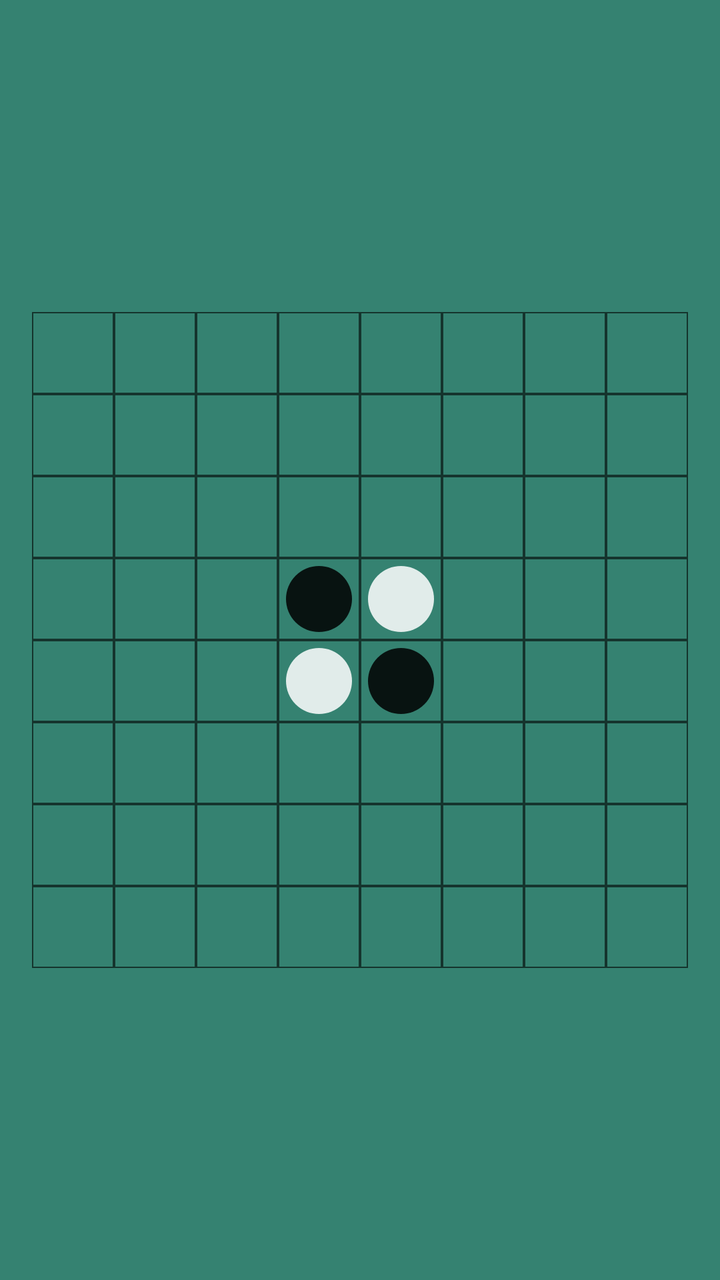
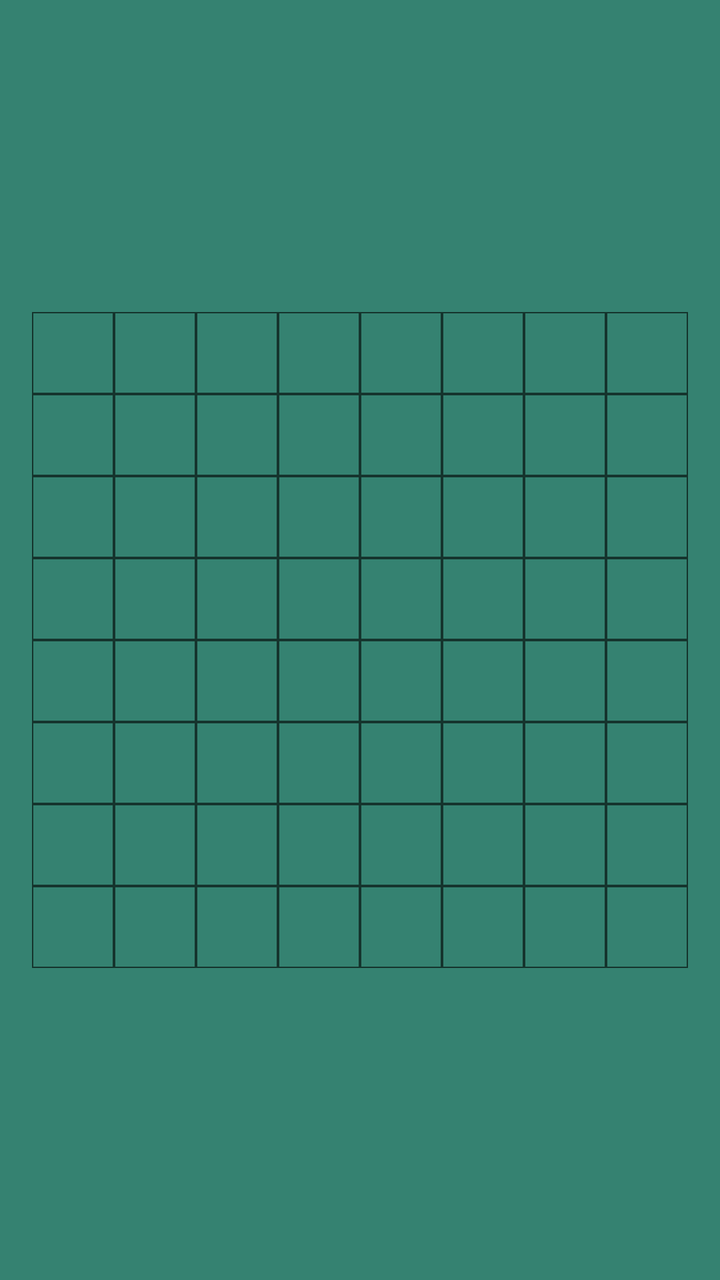

Before-and-after screenshots of an Android layout around one commit, followed by the original layout XML and the change that was made.
<!-- AndroidManifest.xml: activity theme AppTheme -->
<!-- res/layout/activity_game.xml -->
<?xml version="1.0" encoding="utf-8"?>
<androidx.constraintlayout.widget.ConstraintLayout
        xmlns:android="http://schemas.android.com/apk/res/android"
        xmlns:app="http://schemas.android.com/apk/res-auto" xmlns:tools="http://schemas.android.com/tools"
        android:layout_width="match_parent"
        android:layout_height="match_parent"
        tools:context=".UserInterface.GameActivity" android:id="@+id/rootLayout" android:background="@color/colorPrimary"
        style="@style/AppTheme"
        android:orientation="vertical">


    <LinearLayout android:orientation="vertical"
                  android:layout_width="0dp"
                  android:layout_height="0dp" app:layout_constraintTop_toTopOf="parent" android:layout_marginTop="32dp"
                  android:layout_marginEnd="16dp" app:layout_constraintEnd_toEndOf="parent"
                  app:layout_constraintStart_toStartOf="parent" android:layout_marginStart="16dp"
                  app:layout_constraintBottom_toBottomOf="parent" android:layout_marginBottom="32dp"
                  app:layout_constraintDimensionRatio="H,1:1">


        <LinearLayout android:orientation="horizontal"
                      android:layout_width="fill_parent"
                      android:layout_height="0dp"
                      android:layout_weight="1">
            <ImageView android:id="@+id/square_81"
                       android:layout_weight="1"
                       android:layout_width="0dp"
                       android:layout_height="fill_parent"
                       android:background="@drawable/customborder"
                       android:padding="4dp" tools:ignore="NestedWeights"/>
            <ImageView android:id="@+id/square_82"
                       android:layout_weight="1"
                       android:layout_width="0dp"
                       android:layout_height="fill_parent"
                       android:background="@drawable/customborder"
                       android:padding="4dp"/>
            <ImageView android:id="@+id/square_83"
                       android:layout_weight="1"
                       android:layout_width="0dp"
                       android:layout_height="fill_parent"
                       android:background="@drawable/customborder"
                       android:padding="4dp"/>
            <ImageView android:id="@+id/square_84"
                       android:layout_weight="1"
                       android:layout_width="0dp"
                       android:layout_height="fill_parent"
                       android:background="@drawable/customborder"
                       android:padding="4dp"/>
            <ImageView android:id="@+id/square_85"
                       android:layout_weight="1"
                       android:layout_width="0dp"
                       android:layout_height="fill_parent"
                       android:background="@drawable/customborder"
                       android:padding="4dp"/>
            <ImageView android:id="@+id/square_86"
                       android:layout_weight="1"
                       android:layout_width="0dp"
                       android:layout_height="fill_parent"
                       android:background="@drawable/customborder"
                       android:padding="4dp"/>
            <ImageView android:id="@+id/square_87"
                       android:layout_weight="1"
                       android:layout_width="0dp"
                       android:layout_height="fill_parent"
                       android:background="@drawable/customborder"
                       android:padding="4dp"/>
            <ImageView android:id="@+id/square_88"
                       android:layout_weight="1"
                       android:layout_width="0dp"
                       android:layout_height="fill_parent"
                       android:background="@drawable/customborder"
                       android:padding="4dp"/>

        </LinearLayout>

        <LinearLayout android:orientation="horizontal"
                      android:layout_width="fill_parent"
                      android:layout_height="0dp"
                      android:layout_weight="1">
            <ImageView android:id="@+id/square_71"
                       android:layout_weight="1"
                       android:layout_width="0dp"
                       android:layout_height="fill_parent"
                       android:background="@drawable/customborder"
                       android:padding="4dp" tools:ignore="NestedWeights"/>
            <ImageView android:id="@+id/square_72"
                       android:layout_weight="1"
                       android:layout_width="0dp"
                       android:layout_height="fill_parent"
                       android:background="@drawable/customborder"
                       android:padding="4dp"/>
            <ImageView android:id="@+id/square_73"
                       android:layout_weight="1"
                       android:layout_width="0dp"
                       android:layout_height="fill_parent"
                       android:background="@drawable/customborder"
                       android:padding="4dp"/>
            <ImageView android:id="@+id/square_74"
                       android:layout_weight="1"
                       android:layout_width="0dp"
                       android:layout_height="fill_parent"
                       android:background="@drawable/customborder"
                       android:padding="4dp"/>
            <ImageView android:id="@+id/square_75"
                       android:layout_weight="1"
                       android:layout_width="0dp"
                       android:layout_height="fill_parent"
                       android:background="@drawable/customborder"
                       android:padding="4dp"/>
            <ImageView android:id="@+id/square_76"
                       android:layout_weight="1"
                       android:layout_width="0dp"
                       android:layout_height="fill_parent"
                       android:background="@drawable/customborder"
                       android:padding="4dp"/>
            <ImageView android:id="@+id/square_77"
                       android:layout_weight="1"
                       android:layout_width="0dp"
                       android:layout_height="fill_parent"
                       android:background="@drawable/customborder"
                       android:padding="4dp"/>
            <ImageView android:id="@+id/square_78"
                       android:layout_weight="1"
                       android:layout_width="0dp"
                       android:layout_height="fill_parent"
                       android:background="@drawable/customborder"
                       android:padding="4dp"/>

        </LinearLayout>

        <LinearLayout android:orientation="horizontal"
                      android:layout_width="fill_parent"
                      android:layout_height="0dp"
                      android:layout_weight="1">
            <ImageView android:id="@+id/square_61"
                       android:layout_weight="1"
                       android:layout_width="0dp"
                       android:layout_height="fill_parent"
                       android:background="@drawable/customborder"
                       android:padding="4dp" tools:ignore="NestedWeights"/>
            <ImageView android:id="@+id/square_62"
                       android:layout_weight="1"
                       android:layout_width="0dp"
                       android:layout_height="fill_parent"
                       android:background="@drawable/customborder"
                       android:padding="4dp"/>
            <ImageView android:id="@+id/square_63"
                       android:layout_weight="1"
                       android:layout_width="0dp"
                       android:layout_height="fill_parent"
                       android:background="@drawable/customborder"
                       android:padding="4dp"/>
            <ImageView android:id="@+id/square_64"
                       android:layout_weight="1"
                       android:layout_width="0dp"
                       android:layout_height="fill_parent"
                       android:background="@drawable/customborder"
                       android:padding="4dp"/>
            <ImageView android:id="@+id/square_65"
                       android:layout_weight="1"
                       android:layout_width="0dp"
                       android:layout_height="fill_parent"
                       android:background="@drawable/customborder"
                       android:padding="4dp"/>
            <ImageView android:id="@+id/square_66"
                       android:layout_weight="1"
                       android:layout_width="0dp"
                       android:layout_height="fill_parent"
                       android:background="@drawable/customborder"
                       android:padding="4dp"/>
            <ImageView android:id="@+id/square_67"
                       android:layout_weight="1"
                       android:layout_width="0dp"
                       android:layout_height="fill_parent"
                       android:background="@drawable/customborder"
                       android:padding="4dp"/>
            <ImageView android:id="@+id/square_68"
                       android:layout_weight="1"
                       android:layout_width="0dp"
                       android:layout_height="fill_parent"
                       android:background="@drawable/customborder"
                       android:padding="4dp"/>

        </LinearLayout>

        <LinearLayout android:orientation="horizontal"
                      android:layout_width="fill_parent"
                      android:layout_height="0dp"
                      android:layout_weight="1">
            <ImageView android:id="@+id/square_51"
                       android:layout_weight="1"
                       android:layout_width="0dp"
                       android:layout_height="fill_parent"
                       android:background="@drawable/customborder"
                       android:padding="4dp"/>
            <ImageView android:id="@+id/square_52"
                       android:layout_weight="1"
                       android:layout_width="0dp"
                       android:layout_height="fill_parent"
                       android:background="@drawable/customborder"
                       android:padding="4dp"/>
            <ImageView android:id="@+id/square_53"
                       android:layout_weight="1"
                       android:layout_width="0dp"
                       android:layout_height="fill_parent"
                       android:background="@drawable/customborder"
                       android:padding="4dp"/>
            <ImageView android:id="@+id/square_54"
                       android:layout_weight="1"
                       android:layout_width="0dp"
                       android:layout_height="fill_parent"
                       android:background="@drawable/customborder"
                       android:src="@drawable/ic_circleblack"
                       android:padding="4dp"/>
            <ImageView android:id="@+id/square_55"
                       android:layout_weight="1"
                       android:layout_width="0dp"
                       android:layout_height="fill_parent"
                       android:background="@drawable/customborder"
                       android:src="@drawable/ic_circlewhite"
                       android:padding="4dp"/>
            <ImageView android:id="@+id/square_56"
                       android:layout_weight="1"
                       android:layout_width="0dp"
                       android:layout_height="fill_parent"
                       android:background="@drawable/customborder"
                       android:padding="4dp"/>
            <ImageView android:id="@+id/square_57"
                       android:layout_weight="1"
                       android:layout_width="0dp"
                       android:layout_height="fill_parent"
                       android:background="@drawable/customborder"
                       android:padding="4dp"/>
            <ImageView android:id="@+id/square_58"
                       android:layout_weight="1"
                       android:layout_width="0dp"
                       android:layout_height="fill_parent"
                       android:background="@drawable/customborder"
                       android:padding="4dp"/>

        </LinearLayout>

        <LinearLayout android:orientation="horizontal"
                      android:layout_width="fill_parent"
                      android:layout_height="0dp"
                      android:layout_weight="1">
            <ImageView android:id="@+id/square_41"
                       android:layout_weight="1"
                       android:layout_width="0dp"
                       android:layout_height="fill_parent"
                       android:background="@drawable/customborder"
                       android:padding="4dp"/>
            <ImageView android:id="@+id/square_42"
                       android:layout_weight="1"
                       android:layout_width="0dp"
                       android:layout_height="fill_parent"
                       android:background="@drawable/customborder"
                       android:padding="4dp"/>
            <ImageView android:id="@+id/square_43"
                       android:layout_weight="1"
                       android:layout_width="0dp"
                       android:layout_height="fill_parent"
                       android:background="@drawable/customborder"
                       android:padding="4dp"/>
            <ImageView android:id="@+id/square_44"
                       android:layout_weight="1"
                       android:layout_width="0dp"
                       android:layout_height="fill_parent"
                       android:background="@drawable/customborder"
                       android:src="@drawable/ic_circlewhite"
                       android:padding="4dp"/>
            <ImageView android:id="@+id/square_45"
                       android:layout_weight="1"
                       android:layout_width="0dp"
                       android:layout_height="fill_parent"
                       android:background="@drawable/customborder"
                       android:src="@drawable/ic_circleblack"
                       android:padding="4dp"/>
            <ImageView android:id="@+id/square_46"
                       android:layout_weight="1"
                       android:layout_width="0dp"
                       android:layout_height="fill_parent"
                       android:background="@drawable/customborder"
                       android:padding="4dp"/>
            <ImageView android:id="@+id/square_47"
                       android:layout_weight="1"
                       android:layout_width="0dp"
                       android:layout_height="fill_parent"
                       android:background="@drawable/customborder"
                       android:padding="4dp"/>
            <ImageView android:id="@+id/square_48"
                       android:layout_weight="1"
                       android:layout_width="0dp"
                       android:layout_height="fill_parent"
                       android:background="@drawable/customborder"
                       android:padding="4dp"/>

        </LinearLayout>

        <LinearLayout android:orientation="horizontal"
                      android:layout_width="fill_parent"
                      android:layout_height="0dp"
                      android:layout_weight="1">
            <ImageView android:id="@+id/square_31"
                       android:layout_weight="1"
                       android:layout_width="0dp"
                       android:layout_height="fill_parent"
                       android:background="@drawable/customborder"
                       android:padding="4dp"/>
            <ImageView android:id="@+id/square_32"
                       android:layout_weight="1"
                       android:layout_width="0dp"
                       android:layout_height="fill_parent"
                       android:background="@drawable/customborder"
                       android:padding="4dp"/>
            <ImageView android:id="@+id/square_33"
                       android:layout_weight="1"
                       android:layout_width="0dp"
                       android:layout_height="fill_parent"
                       android:background="@drawable/customborder"
                       android:padding="4dp"/>
            <ImageView android:id="@+id/square_34"
                       android:layout_weight="1"
                       android:layout_width="0dp"
                       android:layout_height="fill_parent"
                       android:background="@drawable/customborder"
                       android:padding="4dp"/>
            <ImageView android:id="@+id/square_35"
                       android:layout_weight="1"
                       android:layout_width="0dp"
                       android:layout_height="fill_parent"
                       android:background="@drawable/customborder"
                       android:padding="4dp"/>
            <ImageView android:id="@+id/square_36"
                       android:layout_weight="1"
                       android:layout_width="0dp"
                       android:layout_height="fill_parent"
                       android:background="@drawable/customborder"
                       android:padding="4dp"/>
            <ImageView android:id="@+id/square_37"
                       android:layout_weight="1"
                       android:layout_width="0dp"
                       android:layout_height="fill_parent"
                       android:background="@drawable/customborder"
                       android:padding="4dp"/>
            <ImageView android:id="@+id/square_38"
                       android:layout_weight="1"
                       android:layout_width="0dp"
                       android:layout_height="fill_parent"
                       android:background="@drawable/customborder"
                       android:padding="4dp"/>

        </LinearLayout>

        <LinearLayout android:orientation="horizontal"
                      android:layout_width="fill_parent"
                      android:layout_height="0dp"
                      android:layout_weight="1">
            <ImageView android:id="@+id/square_21"
                       android:layout_weight="1"
                       android:layout_width="0dp"
                       android:layout_height="fill_parent"
                       android:background="@drawable/customborder"
                       android:padding="4dp"/>
            <ImageView android:id="@+id/square_22"
                       android:layout_weight="1"
                       android:layout_width="0dp"
                       android:layout_height="fill_parent"
                       android:background="@drawable/customborder"
                       android:padding="4dp"/>
            <ImageView android:id="@+id/square_23"
                       android:layout_weight="1"
                       android:layout_width="0dp"
                       android:layout_height="fill_parent"
                       android:background="@drawable/customborder"
                       android:padding="4dp"/>
            <ImageView android:id="@+id/square_24"
                       android:layout_weight="1"
                       android:layout_width="0dp"
                       android:layout_height="fill_parent"
                       android:background="@drawable/customborder"
                       android:padding="4dp"/>
            <ImageView android:id="@+id/square_25"
                       android:layout_weight="1"
                       android:layout_width="0dp"
                       android:layout_height="fill_parent"
                       android:background="@drawable/customborder"
                       android:padding="4dp"/>
            <ImageView android:id="@+id/square_26"
                       android:layout_weight="1"
                       android:layout_width="0dp"
                       android:layout_height="fill_parent"
                       android:background="@drawable/customborder"
                       android:padding="4dp"/>
            <ImageView android:id="@+id/square_27"
                       android:layout_weight="1"
                       android:layout_width="0dp"
                       android:layout_height="fill_parent"
                       android:background="@drawable/customborder"
                       android:padding="4dp"/>
            <ImageView android:id="@+id/square_28"
                       android:layout_weight="1"
                       android:layout_width="0dp"
                       android:layout_height="fill_parent"
                       android:background="@drawable/customborder"
                       android:padding="4dp"/>

        </LinearLayout>

        <LinearLayout android:orientation="horizontal"
                      android:layout_width="fill_parent"
                      android:layout_height="0dp"
                      android:layout_weight="1">
            <ImageView android:id="@+id/square_11"
                       android:layout_weight="1"
                       android:layout_width="0dp"
                       android:layout_height="fill_parent"
                       android:background="@drawable/customborder"
                       android:padding="4dp"/>
            <ImageView android:id="@+id/square_12"
                       android:layout_weight="1"
                       android:layout_width="0dp"
                       android:layout_height="fill_parent"
                       android:background="@drawable/customborder"
                       android:padding="4dp"/>
            <ImageView android:id="@+id/square_13"
                       android:layout_weight="1"
                       android:layout_width="0dp"
                       android:layout_height="fill_parent"
                       android:background="@drawable/customborder"
                       android:padding="4dp"/>
            <ImageView android:id="@+id/square_14"
                       android:layout_weight="1"
                       android:layout_width="0dp"
                       android:layout_height="fill_parent"
                       android:background="@drawable/customborder"
                       android:padding="4dp"/>
            <ImageView android:id="@+id/square_15"
                       android:layout_weight="1"
                       android:layout_width="0dp"
                       android:layout_height="fill_parent"
                       android:background="@drawable/customborder"
                       android:padding="4dp"/>
            <ImageView android:id="@+id/square_16"
                       android:layout_weight="1"
                       android:layout_width="0dp"
                       android:layout_height="fill_parent"
                       android:background="@drawable/customborder"
                       android:padding="4dp"/>
            <ImageView android:id="@+id/square_17"
                       android:layout_weight="1"
                       android:layout_width="0dp"
                       android:layout_height="fill_parent"
                       android:background="@drawable/customborder"
                       android:padding="4dp"/>
            <ImageView android:id="@+id/square_18"
                       android:layout_weight="1"
                       android:layout_width="0dp"
                       android:layout_height="fill_parent"
                       android:background="@drawable/customborder"
                       android:padding="4dp"/>

        </LinearLayout>

    </LinearLayout>


</androidx.constraintlayout.widget.ConstraintLayout>
<!-- resources referenced by this layout -->
<resources>
  <color name="colorPrimary">#358271</color>
  <!-- drawable customborder (drawable) -->
  <?xml version="1.0" encoding="UTF-8"?>
  <shape xmlns:android="http://schemas.android.com/apk/res/android" android:shape="rectangle">
      <padding android:left="1dp" android:right="1dp" android:top="1dp" android:bottom="1dp"/>
      <stroke android:width="0.6dp" android:color="#99000000"/>
  </shape>
  <!-- drawable ic_circleblack (drawable) -->
  <vector xmlns:android="http://schemas.android.com/apk/res/android"
      android:width="100dp"
      android:height="100dp"
      android:viewportWidth="100"
      android:viewportHeight="100">
    <path
        android:fillColor="#D9000000"
        android:pathData="M50,50m-50,0a50,50 0,1 1,100 0a50,50 0,1 1,-100 0"/>
  </vector>
  <!-- drawable ic_circlewhite (drawable) -->
  <vector xmlns:android="http://schemas.android.com/apk/res/android"
      android:width="100dp"
      android:height="100dp"
      android:viewportWidth="100"
      android:viewportHeight="100">
    <path
        android:fillColor="#D9FFFFFF"
        android:pathData="M50,50m-50,0a50,50 0,1 1,100 0a50,50 0,1 1,-100 0"/>
  </vector>
  <style name="AppTheme" parent="Theme.AppCompat.Light.NoActionBar">
          
          <item name="colorPrimary">@color/colorPrimary</item>
          <item name="colorPrimaryDark">@color/colorPrimaryDark</item>
          <item name="colorAccent">@color/colorAccent</item>
          <item name="android:windowDisablePreview">true</item>
          <item name="android:windowIsTranslucent">true</item>
          <item name="android:windowBackground">@android:color/transparent</item>
      </style>
  <color name="colorPrimaryDark">#358271</color>
  <color name="colorAccent">#358271</color>
</resources>

<!-- the commit's change to res/layout/activity_game.xml (unified diff, before → after) -->
@@ -210,14 +210,12 @@
                        android:layout_width="0dp"
                        android:layout_height="fill_parent"
                        android:background="@drawable/customborder"
-                       android:src="@drawable/ic_circleblack"
                        android:padding="4dp"/>
             <ImageView android:id="@+id/square_55"
                        android:layout_weight="1"
                        android:layout_width="0dp"
                        android:layout_height="fill_parent"
                        android:background="@drawable/customborder"
-                       android:src="@drawable/ic_circlewhite"
                        android:padding="4dp"/>
             <ImageView android:id="@+id/square_56"
                        android:layout_weight="1"
@@ -267,14 +265,12 @@
                        android:layout_width="0dp"
                        android:layout_height="fill_parent"
                        android:background="@drawable/customborder"
-                       android:src="@drawable/ic_circlewhite"
                        android:padding="4dp"/>
             <ImageView android:id="@+id/square_45"
                        android:layout_weight="1"
                        android:layout_width="0dp"
                        android:layout_height="fill_parent"
                        android:background="@drawable/customborder"
-                       android:src="@drawable/ic_circleblack"
                        android:padding="4dp"/>
             <ImageView android:id="@+id/square_46"
                        android:layout_weight="1"
<!-- resource entries referenced after the edit -->
@@ -7,26 +7,6 @@
       <padding android:left="1dp" android:right="1dp" android:top="1dp" android:bottom="1dp"/>
       <stroke android:width="0.6dp" android:color="#99000000"/>
   </shape>
-  <!-- drawable ic_circleblack (drawable) -->
-  <vector xmlns:android="http://schemas.android.com/apk/res/android"
-      android:width="100dp"
-      android:height="100dp"
-      android:viewportWidth="100"
-      android:viewportHeight="100">
-    <path
-        android:fillColor="#D9000000"
-        android:pathData="M50,50m-50,0a50,50 0,1 1,100 0a50,50 0,1 1,-100 0"/>
-  </vector>
-  <!-- drawable ic_circlewhite (drawable) -->
-  <vector xmlns:android="http://schemas.android.com/apk/res/android"
-      android:width="100dp"
-      android:height="100dp"
-      android:viewportWidth="100"
-      android:viewportHeight="100">
-    <path
-        android:fillColor="#D9FFFFFF"
-        android:pathData="M50,50m-50,0a50,50 0,1 1,100 0a50,50 0,1 1,-100 0"/>
-  </vector>
   <style name="AppTheme" parent="Theme.AppCompat.Light.NoActionBar">
           
           <item name="colorPrimary">@color/colorPrimary</item>
